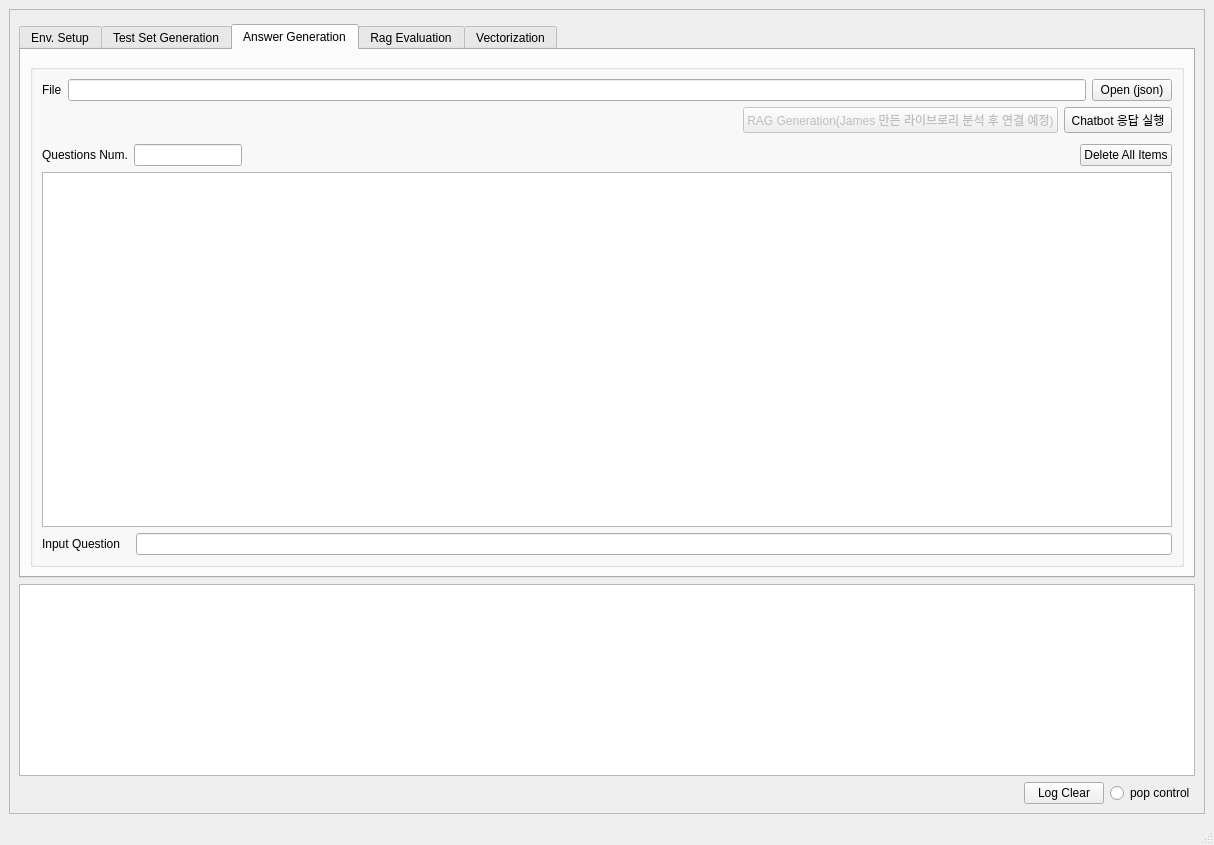
Above: chatgpt_performance_metric/source/ui_designer/main_frame.ui from tom-shin/perf_metric before the change. Below: the same form after it.
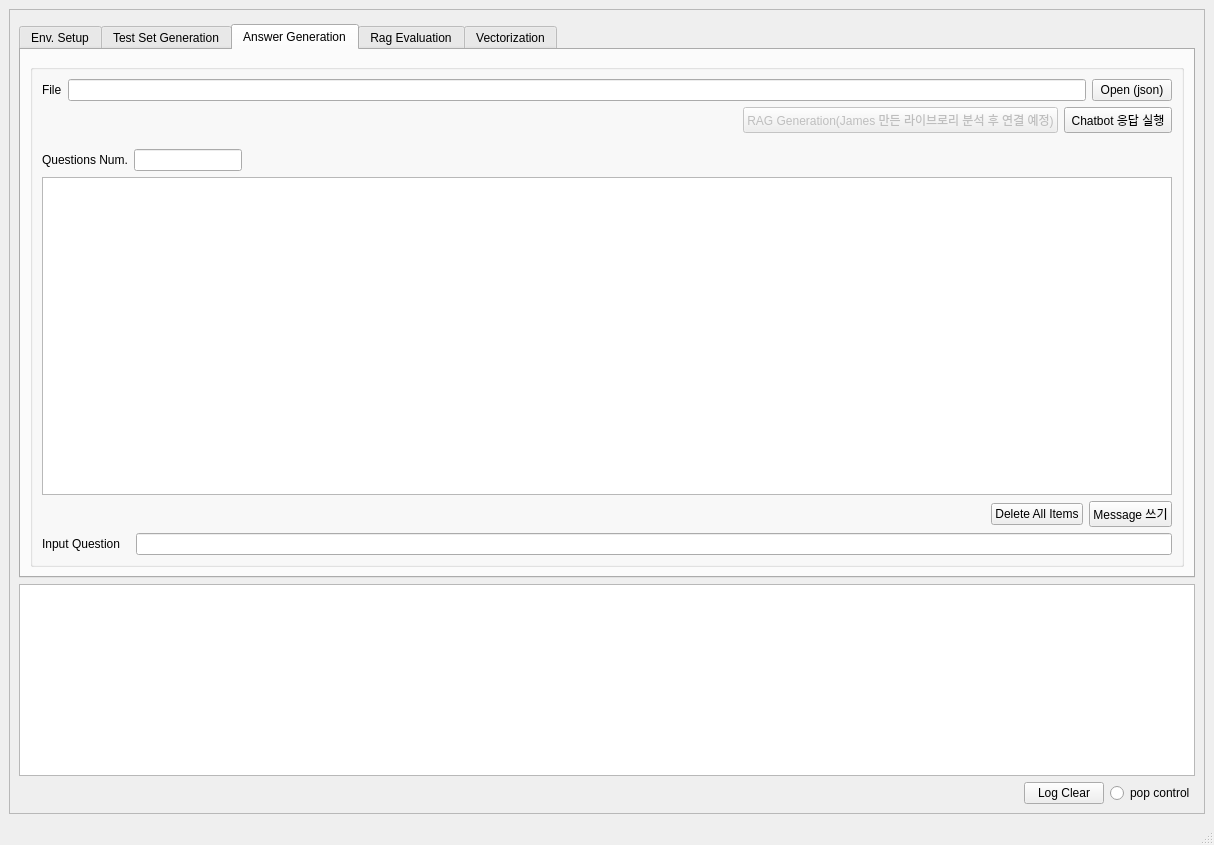
That is the form after the change. The open tabs and pages were chosen to show the change.

Patch:
```diff
--- a/chatgpt_performance_metric/source/ui_designer/main_frame.ui
+++ b/chatgpt_performance_metric/source/ui_designer/main_frame.ui
@@ -714,7 +714,7 @@
                 <property name="sizeHint" stdset="0">
                  <size>
                   <width>20</width>
-                  <height>5</height>
+                  <height>10</height>
                  </size>
                 </property>
                </spacer>
@@ -763,19 +763,6 @@
                   </property>
                  </spacer>
                 </item>
-                <item>
-                 <widget class="QPushButton" name="delqlistpushButton">
-                  <property name="font">
-                   <font>
-                    <weight>50</weight>
-                    <bold>false</bold>
-                   </font>
-                  </property>
-                  <property name="text">
-                   <string>Delete All Items</string>
-                  </property>
-                 </widget>
-                </item>
                </layout>
               </item>
               <item>
@@ -791,6 +778,49 @@
                 </property>
                </widget>
               </item>
+              <item>
+               <layout class="QHBoxLayout" name="horizontalLayout_16">
+                <item>
+                 <spacer name="horizontalSpacer_8">
+                  <property name="orientation">
+                   <enum>Qt::Horizontal</enum>
+                  </property>
+                  <property name="sizeHint" stdset="0">
+                   <size>
+                    <width>40</width>
+                    <height>20</height>
+                   </size>
+                  </property>
+                 </spacer>
+                </item>
+                <item>
+                 <widget class="QPushButton" name="delqlistpushButton">
+                  <property name="font">
+                   <font>
+                    <weight>50</weight>
+                    <bold>false</bold>
+                   </font>
+                  </property>
+                  <property name="text">
+                   <string>Delete All Items</string>
+                  </property>
+                 </widget>
+                </item>
+                <item>
+                 <widget class="QPushButton" name="msgwritepushButton">
+                  <property name="font">
+                   <font>
+                    <weight>50</weight>
+                    <bold>false</bold>
+                   </font>
+                  </property>
+                  <property name="text">
+                   <string>Message 쓰기</string>
+                  </property>
+                 </widget>
+                </item>
+               </layout>
+              </item>
               <item>
                <layout class="QHBoxLayout" name="horizontalLayout_15">
                 <item>
```
